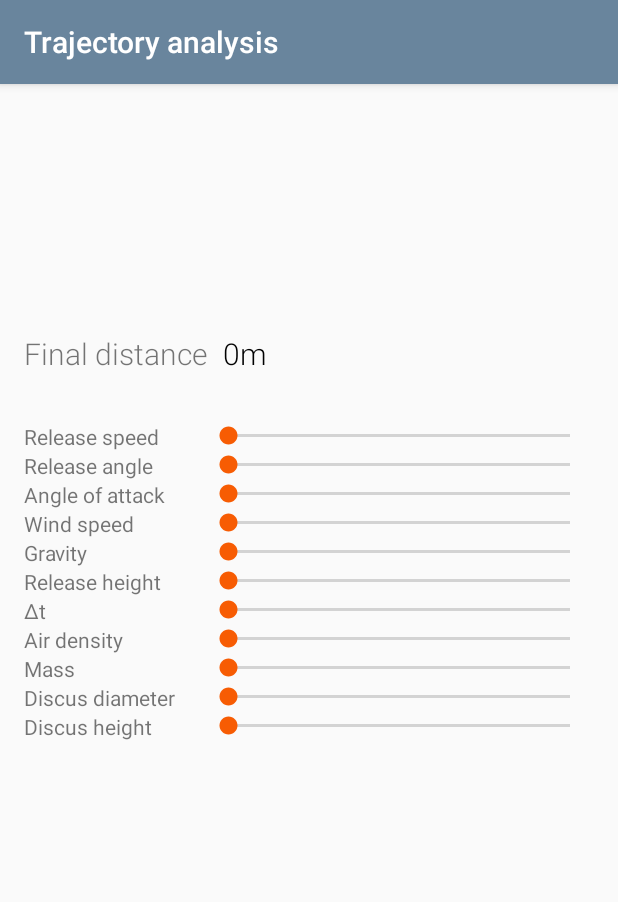
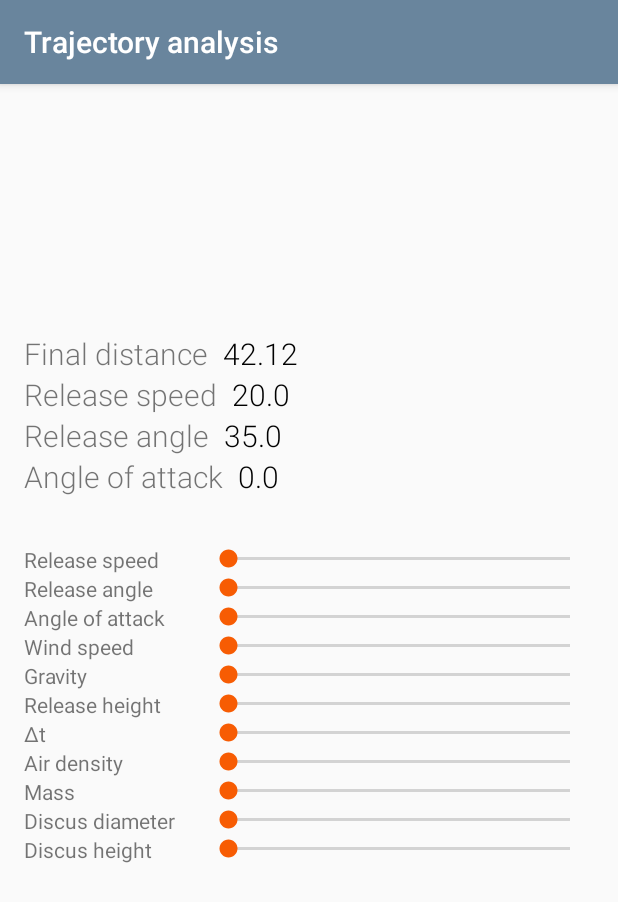
Before and after one commit to Bren730/discus-trajectory-calculator, an Android app: the screen it shows after launch (TrajectoryAnalysisActivity), after a tap on an icon or button, on a phone screen of 412 x 824 dp. Shown: the top 902 px of the screen. Run offline under Robolectric (Android 15) with nearby library versions, the phone set to English and light mode, and no system bars; 1 statement that could not run was skipped.

Commit message:
Added simple output of model to analysis screen

```diff
--- a/app/src/main/java/nl/brendanspijkerman/discustrajectorycalculator/AirResistanceModel.java
+++ b/app/src/main/java/nl/brendanspijkerman/discustrajectorycalculator/AirResistanceModel.java
@@ -20,7 +20,7 @@ public class AirResistanceModel {
 
     }
 
-    public void calculate() {
+    public Trajectory calculateTrajectory() {
 
         double v = variables.v0;
         double x = variables.x0;
@@ -145,6 +145,10 @@ public class AirResistanceModel {
             }
 
         }
+
+        Trajectory trajectory = new Trajectory(data, xMax, yMax, x, t, variables, "AirResistanceModel", version);
+
+        return  trajectory;
 
     }
 
--- a/app/src/main/java/nl/brendanspijkerman/discustrajectorycalculator/Trajectory.java
+++ b/app/src/main/java/nl/brendanspijkerman/discustrajectorycalculator/Trajectory.java
@@ -1,4 +1,6 @@
 package nl.brendanspijkerman.discustrajectorycalculator;
+
+import java.util.ArrayList;
 
 /**
  * Created by Brendan on 12-11-2016.
@@ -7,20 +9,24 @@ package nl.brendanspijkerman.discustrajectorycalculator;
 public class Trajectory {
 
     String model;
-    double[] data;
+    int[] modelVersion = new int[3];
+    ArrayList<Telemetry> data = new ArrayList<Telemetry>();
     double xMax;
     double yMax;
+    double finalDistance;
     double flightTime;
     Variables variables;
 
-    Trajectory(double[] _data, double _xMax, double _yMax, double _flightTime, Variables _variables, String _model) {
+    Trajectory(ArrayList<Telemetry> _data, double _xMax, double _yMax, double _finalDistance, double _flightTime, Variables _variables, String _model, int[] _modelVersion) {
 
         data = _data;
         xMax = _xMax;
         yMax = _yMax;
+        finalDistance = _finalDistance;
         flightTime = _flightTime;
         variables = _variables;
         model = _model;
+        modelVersion = _modelVersion;
 
     }
 
--- a/app/src/main/java/nl/brendanspijkerman/discustrajectorycalculator/TrajectoryAnalysisActivity.java
+++ b/app/src/main/java/nl/brendanspijkerman/discustrajectorycalculator/TrajectoryAnalysisActivity.java
@@ -1,7 +1,10 @@
 package nl.brendanspijkerman.discustrajectorycalculator;
 
+import android.graphics.drawable.Drawable;
+import android.support.v4.content.ContextCompat;
 import android.support.v7.app.AppCompatActivity;
 import android.os.Bundle;
+import android.widget.TextView;
 
 public class TrajectoryAnalysisActivity extends AppCompatActivity {
 
@@ -16,7 +19,21 @@ public class TrajectoryAnalysisActivity extends AppCompatActivity {
         Variables variables = (Variables) getIntent().getSerializableExtra("variables");
 
         AirResistanceModel model = new AirResistanceModel(variables);
-        model.calculate();
+        Trajectory trajectory = model.calculateTrajectory();
+
+        Drawable drawable = ContextCompat.getDrawable(this, R.drawable.trajectory_graph);
+
+        TextView tv = (TextView) findViewById(R.id.final_distance);
+        tv.setText(String.valueOf( Math.round(trajectory.finalDistance * 100.0) / 100.0 ));
+
+        tv = (TextView) findViewById(R.id.release_speed);
+        tv.setText(String.valueOf( Math.round(trajectory.variables.v0 * 100.0) / 100.0 ));
+
+        tv = (TextView) findViewById(R.id.release_angle);
+        tv.setText(String.valueOf( Math.round(trajectory.variables.thetaRelease0 * 100.0) / 100.0 ));
+
+        tv = (TextView) findViewById(R.id.angle_of_attack);
+        tv.setText(String.valueOf( Math.round(trajectory.variables.thetaAttack0 * 100.0) / 100.0 ));
 
     }
 
--- /dev/null
+++ b/app/src/main/res/drawable/trajectory_graph.xml
@@ -0,0 +1,12 @@
+<?xml version="1.0" encoding="utf-8"?>
+<selector xmlns:android="http://schemas.android.com/apk/res/android">
+
+    <vector xmlns:android="http://schemas.android.com/apk/res/android"
+        android:width="312dp"
+        android:height="312dp"
+        android:viewportWidth="312"
+        android:viewportHeight="312">
+
+    </vector>
+
+</selector>
--- a/app/src/main/res/layout/activity_trajectory_analysis.xml
+++ b/app/src/main/res/layout/activity_trajectory_analysis.xml
@@ -28,7 +28,8 @@
                 android:paddingBottom="@dimen/activity_vertical_margin"
                 android:paddingLeft="@dimen/activity_horizontal_margin"
                 android:paddingRight="@dimen/activity_horizontal_margin"
-                android:paddingTop="@dimen/activity_vertical_margin">
+                android:paddingTop="@dimen/activity_vertical_margin"
+                android:orientation="vertical">
 
                 <LinearLayout
                     android:layout_width="wrap_content"
@@ -42,6 +43,69 @@
 
                     <TextView
                         android:id="@+id/final_distance"
+                        android:layout_width="wrap_content"
+                        android:layout_height="wrap_content"
+                        android:text="0m"
+                        android:layout_marginLeft="10dp"
+                        android:textColor="#000000"
+                        style="@style/h1"/>
+
+                </LinearLayout>
+
+                <LinearLayout
+                    android:layout_width="wrap_content"
+                    android:layout_height="wrap_content">
+
+                    <TextView
+                        android:layout_width="wrap_content"
+                        android:layout_height="wrap_content"
+                        android:text="@string/release_speed"
+                        style="@style/h1"/>
+
+                    <TextView
+                        android:id="@+id/release_speed"
+                        android:layout_width="wrap_content"
+                        android:layout_height="wrap_content"
+                        android:text="0m"
+                        android:layout_marginLeft="10dp"
+                        android:textColor="#000000"
+                        style="@style/h1"/>
+
+                </LinearLayout>
+
+                <LinearLayout
+                    android:layout_width="wrap_content"
+                    android:layout_height="wrap_content">
+
+                    <TextView
+                        android:layout_width="wrap_content"
+                        android:layout_height="wrap_content"
+                        android:text="@string/release_angle"
+                        style="@style/h1"/>
+
+                    <TextView
+                        android:id="@+id/release_angle"
+                        android:layout_width="wrap_content"
+                        android:layout_height="wrap_content"
+                        android:text="0m"
+                        android:layout_marginLeft="10dp"
+                        android:textColor="#000000"
+                        style="@style/h1"/>
+
+                </LinearLayout>
+
+                <LinearLayout
+                    android:layout_width="wrap_content"
+                    android:layout_height="wrap_content">
+
+                    <TextView
+                        android:layout_width="wrap_content"
+                        android:layout_height="wrap_content"
+                        android:text="@string/angle_of_attack"
+                        style="@style/h1"/>
+
+                    <TextView
+                        android:id="@+id/angle_of_attack"
                         android:layout_width="wrap_content"
                         android:layout_height="wrap_content"
                         android:text="0m"
```
